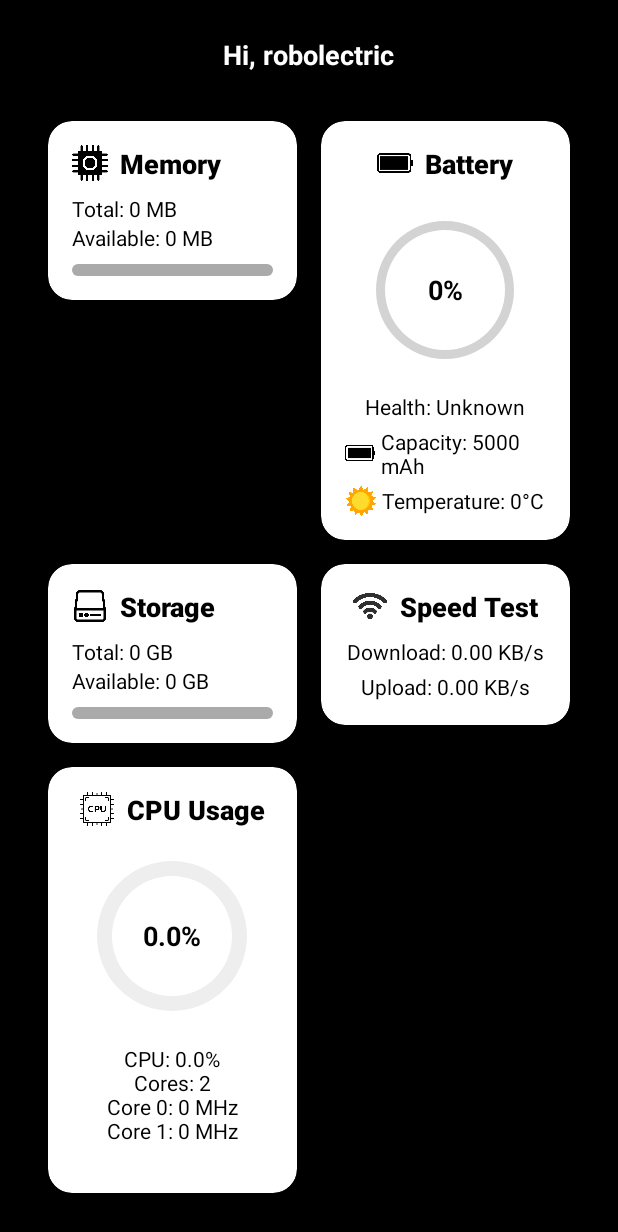
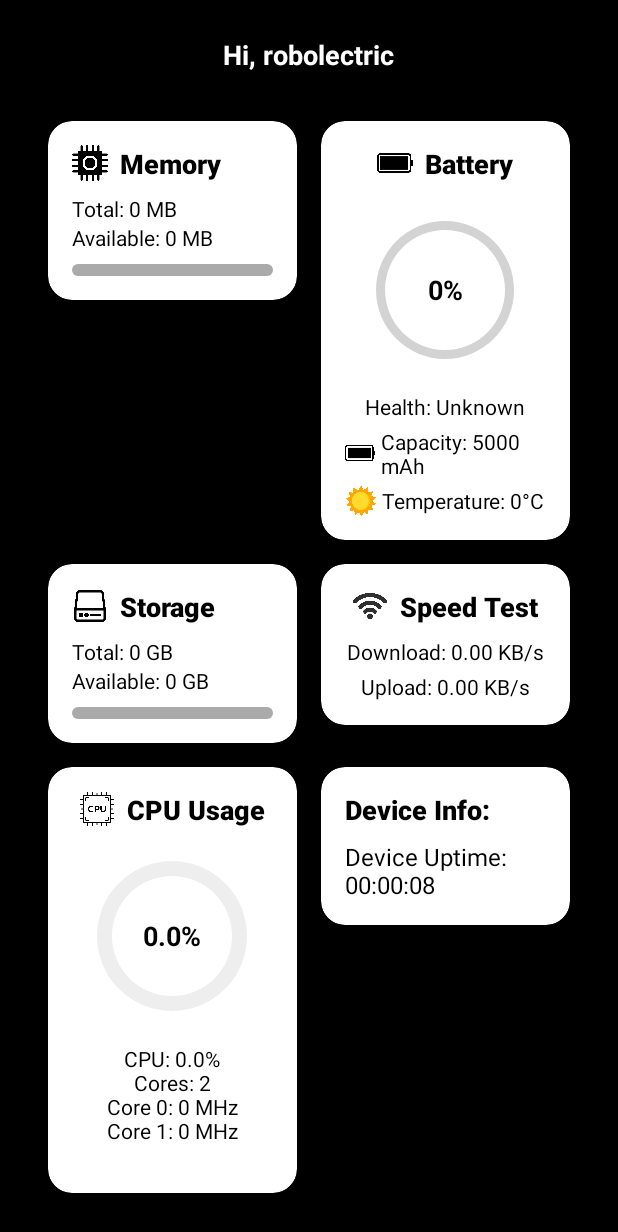
Before and after one commit to Vaishalinidhi/SystemMonitorapp, an Android app: the screen it shows after launch (MainActivity), on a phone screen of 412 x 824 dp. Shown: the top 1232 px of the screen. Run offline under Robolectric (Android 15) with nearby library versions, the phone set to English and light mode, and no system bars; 4 statements that could not run were skipped.

Commit message:
Updated uptime card

```diff
--- a/app/src/main/java/com/example/systemmonitor/MainActivity.java
+++ b/app/src/main/java/com/example/systemmonitor/MainActivity.java
@@ -48,6 +48,13 @@ public class MainActivity extends AppCompatActivity {
     private ProgressBar cpuProgress;
     private TextView cpuPercentage;
 
+    private TextView deviceUptime;
+
+    private Handler uptimeHandler;
+    private Runnable uptimeRunnable;
+
+
+
 
     @Override
     protected void onCreate(Bundle savedInstanceState) {
@@ -72,6 +79,10 @@ public class MainActivity extends AppCompatActivity {
         cpuProgress = findViewById(R.id.cpu_progress);
         cpuPercentage = findViewById(R.id.cpu_percentage);
         cpuUsageText = findViewById(R.id.cpu_usage_text);
+        deviceUptime = findViewById(R.id.device_uptime);
+
+
+
 
 // Add your CPU usage TextView
 
@@ -81,7 +92,10 @@ public class MainActivity extends AppCompatActivity {
         updateStorageStats();
         updateBatteryStats();
         startNetworkSpeedMonitoring();
-        startCpuMonitoring(); // Start CPU monitoring
+        startCpuMonitoring();
+        updateDeviceUptime();
+        startUptimeMonitoring();
+
 
         // Update memory and storage stats every 2 seconds
         new Handler().postDelayed(new Runnable() {
@@ -106,6 +120,19 @@ public class MainActivity extends AppCompatActivity {
             }
         }).start();
     }
+
+    private void startUptimeMonitoring() {
+        uptimeHandler = new Handler();
+        uptimeRunnable = new Runnable() {
+            @Override
+            public void run() {
+                updateDeviceUptime();
+                uptimeHandler.postDelayed(this, 2000); // every 2 seconds
+            }
+        };
+        uptimeHandler.post(uptimeRunnable);
+    }
+
 
     private void updateRotatingHeader() {
         new Thread(() -> {
@@ -393,13 +420,37 @@ public class MainActivity extends AppCompatActivity {
         return frequency;
     }
 
+
+
+    private void updateDeviceUptime() {
+        long uptimeMillis = SystemClock.elapsedRealtime();
+        long seconds = uptimeMillis / 1000;
+        long minutes = seconds / 60;
+        long hours = minutes / 60;
+
+        seconds = seconds % 60;
+        minutes = minutes % 60;
+
+        String formatted = String.format("Device Uptime: %02d:%02d:%02d", hours, minutes, seconds);
+        deviceUptime.setText(formatted);
+    }
     @Override
     protected void onDestroy() {
         super.onDestroy();
+
+        // Clean up CPU handler and runnable
         if (cpuHandler != null && cpuRunnable != null) {
             cpuHandler.removeCallbacks(cpuRunnable);
+        }
+
+        // Clean up uptime handler and runnable
+        if (uptimeHandler != null && uptimeRunnable != null) {
+            uptimeHandler.removeCallbacks(uptimeRunnable);
         }
     }
 
 
+
+
+
 }
--- a/app/src/main/res/layout/activity_main.xml
+++ b/app/src/main/res/layout/activity_main.xml
@@ -428,6 +428,41 @@
                 </LinearLayout>
             </androidx.cardview.widget.CardView>
 
+            <androidx.cardview.widget.CardView
+                android:layout_width="0dp"
+                android:layout_height="wrap_content"
+                android:layout_margin="8dp"
+                android:layout_columnWeight="1"
+                app:cardCornerRadius="16dp"
+                app:cardElevation="8dp"
+                android:background="#E1F5FE">
+
+                <LinearLayout
+                    android:layout_width="match_parent"
+                    android:layout_height="wrap_content"
+                    android:orientation="vertical"
+                    android:padding="16dp">
+
+                    <TextView
+                        android:layout_width="wrap_content"
+                        android:layout_height="wrap_content"
+                        android:text="Device Info:"
+                        android:textColor="#000000"
+                        android:textSize="18sp"
+                        android:textStyle="bold"
+                        android:fontFamily="sans-serif-medium" />
+
+                    <TextView
+                        android:id="@+id/device_uptime"
+                        android:layout_width="wrap_content"
+                        android:layout_height="wrap_content"
+                        android:text="Device Uptime: --:--"
+                        android:textColor="#000000"
+                        android:textSize="16sp"
+                        android:layout_marginTop="8dp" />
+                </LinearLayout>
+            </androidx.cardview.widget.CardView>
+
 
         </GridLayout>
     </LinearLayout>
```
